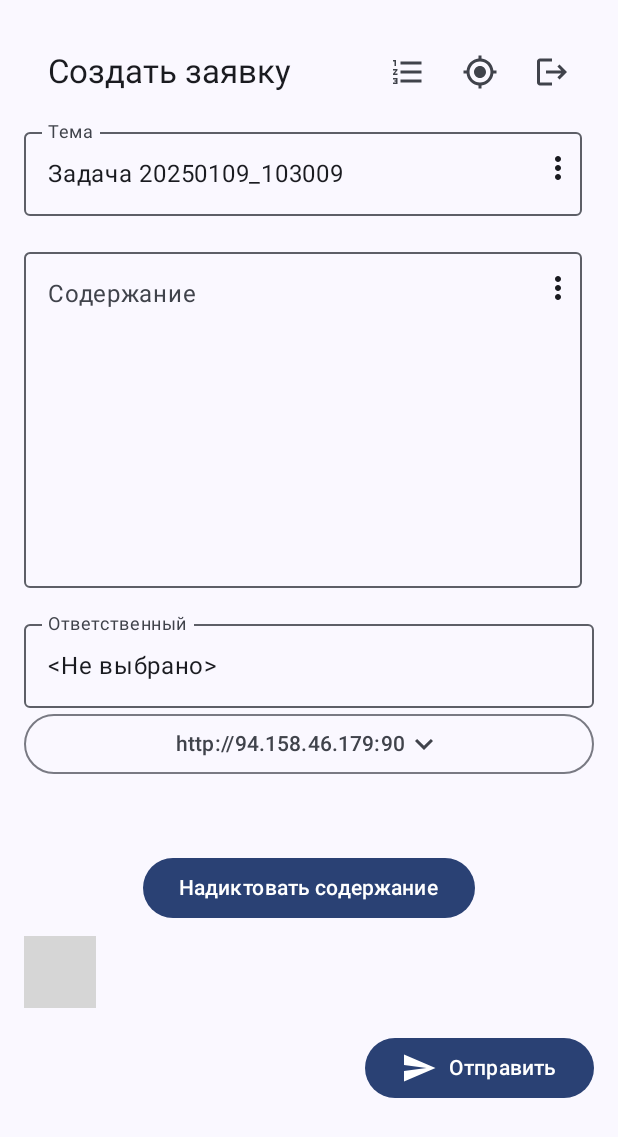
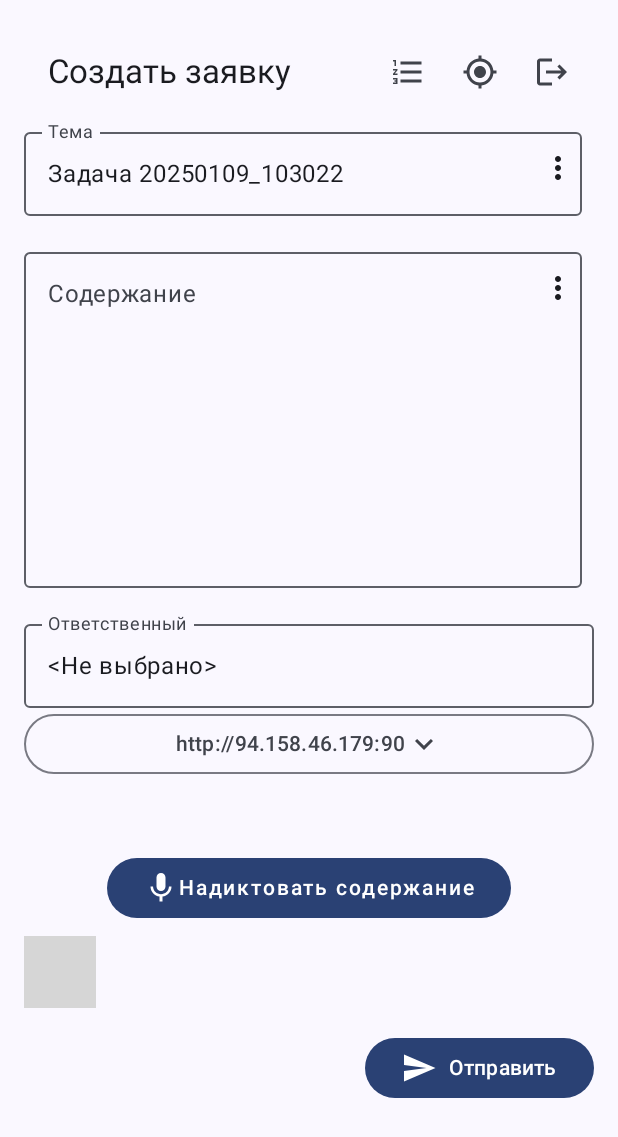
Before and after one commit to ishumakov881/Dating, an Android app built with Jetpack Compose: the composable FormScreen shown on its own in the app's theme, on a phone screen of 412 x 824 dp. Shown: the top 1137 px of the screen. Run offline under Robolectric (Android 15) with nearby library versions, the phone set to English and light mode, and no system bars; our stand-ins replace Dagger/Hilt's generated code, Room's generated code, livedata-compose; libraries missing offline, so code that uses them is left out: br.com.frazo; pictures from the network do not load; 8 statements that could not run were skipped; grey boxes are pictures that could not be loaded.

Commit message:
2025/09/01-1 kmp - 03

```diff
--- a/app/src/main/java/com/lds/quickdeal/android/di/RepositoryModule.kt
+++ b/app/src/main/java/com/lds/quickdeal/android/di/RepositoryModule.kt
@@ -1,12 +1,8 @@
 package com.lds.quickdeal.android.di
 
-import com.lds.quickdeal.network.AuthRepository
 import dagger.Module
-import dagger.Provides
 import dagger.hilt.InstallIn
 import dagger.hilt.components.SingletonComponent
-import io.ktor.client.HttpClient
-import javax.inject.Singleton
 
 @Module
 @InstallIn(SingletonComponent::class)
--- /dev/null
+++ b/app/src/main/java/com/lds/quickdeal/repository/AuthRepository.kt
@@ -0,0 +1,5 @@
+package com.lds.quickdeal.repository
+
+interface AuthRepository {
+    suspend fun login(username: String, password: String) : Result<String>
+}
--- a/app/src/main/java/com/lds/quickdeal/network/AuthRepository.kt
+++ b/app/src/main/java/com/lds/quickdeal/repository/MegaplanAuthRepository.kt
@@ -1,8 +1,10 @@
-package com.lds.quickdeal.network
+package com.lds.quickdeal.repository
 
 import android.content.Context
 import com.lds.quickdeal.android.config.Const
 import com.lds.quickdeal.android.config.SettingsPreferencesKeys
+import com.lds.quickdeal.network.AuthErrorResponse
+import com.lds.quickdeal.network.AuthResponse
 
 import io.ktor.client.HttpClient
 import io.ktor.client.call.body
@@ -12,7 +14,7 @@ import io.ktor.http.*
 import javax.inject.Inject
 
 
-class AuthRepository @Inject constructor(
+class MegaplanAuthRepository @Inject constructor(
     private val client: HttpClient,
     private val context: Context
 ) {
--- a/app/src/main/java/com/lds/quickdeal/ui/SpeechToTextButton.kt
+++ b/app/src/main/java/com/lds/quickdeal/ui/SpeechToTextButton.kt
@@ -7,8 +7,15 @@ import android.speech.RecognizerIntent
 import android.widget.Toast
 import androidx.activity.compose.rememberLauncherForActivityResult
 import androidx.activity.result.contract.ActivityResultContracts
+import androidx.compose.foundation.layout.Arrangement
+import androidx.compose.foundation.layout.Row
 
 import androidx.compose.foundation.layout.padding
+import androidx.compose.material.Icon
+import androidx.compose.material.MaterialTheme
+import androidx.compose.material.icons.Icons
+import androidx.compose.material.icons.filled.AttachFile
+import androidx.compose.material.icons.filled.Mic
 import androidx.compose.material3.Button
 import androidx.compose.material3.Text
 import androidx.compose.runtime.Composable
@@ -16,6 +23,7 @@ import androidx.compose.runtime.mutableStateOf
 import androidx.compose.runtime.remember
 import androidx.compose.ui.Alignment
 import androidx.compose.ui.Modifier
+import androidx.compose.ui.graphics.Color
 import androidx.compose.ui.unit.dp
 
 @Composable
@@ -64,7 +72,21 @@ fun SpeechToTextButton(
         },
         modifier = Modifier.padding(top = 8.dp)
     ) {
-        Text("Надиктовать содержание")
+        //Text("Надиктовать содержание")
+        Row(
+            horizontalArrangement = Arrangement.spacedBy(0.dp),
+            verticalAlignment = Alignment.CenterVertically
+        ) {
+            Icon(
+                imageVector = Icons.Filled.Mic,
+                contentDescription = "Надиктовать содержание",
+                tint = Color.White
+            )
+            Text(
+                text = "Надиктовать содержание",
+                style = MaterialTheme.typography.button
+            )
+        }
     }
 
     // Отображение надиктованного текста
--- a/app/src/main/java/com/lds/quickdeal/ui/form/FormScreen.kt
+++ b/app/src/main/java/com/lds/quickdeal/ui/form/FormScreen.kt
@@ -434,8 +434,9 @@ fun FormScreen(
                     }),
 
                     title = {
+                        //println("Task: $currentTask")
                         Text(
-                            text = if (currentTask.isNewTask()) "Создать заявку" else "Заявка №${currentTask?.megaplanId}"
+                            text = if (currentTask.isNewTask()) "Создать заявку" else "Заявка №${currentTask.megaplanId}"
                         )
                     },
                     actions = {
@@ -558,7 +559,7 @@ fun FormScreen(
                                                         .clip(CircleShape),
                                                     contentScale = ContentScale.Crop,
                                                     onError = { error ->
-                                                        println("AsyncImage Ошибка загрузки аватара для ${owner.description}: ${error.result.throwable.message}")
+                                                        println("AsyncImage Ошибка загрузки аватара для ${owner}: ${error.result.throwable.message}")
                                                     }
                                                 )
                                                 //Text("${owner.avatar}")
--- a/app/src/main/java/com/lds/quickdeal/ui/viewmodels/SettingsViewModel.kt
+++ b/app/src/main/java/com/lds/quickdeal/ui/viewmodels/SettingsViewModel.kt
@@ -4,7 +4,7 @@ import android.content.Context
 import android.widget.Toast
 import androidx.lifecycle.ViewModel
 import androidx.lifecycle.viewModelScope
-import com.lds.quickdeal.network.AuthRepository
+import com.lds.quickdeal.repository.MegaplanAuthRepository
 import com.lds.quickdeal.network.AuthResponse
 import com.lds.quickdeal.repository.Settings
 import com.lds.quickdeal.repository.SettingsRepository
@@ -16,7 +16,7 @@ import javax.inject.Inject
 class SettingsViewModel @Inject constructor(
 
     private val settingsRepository: SettingsRepository,
-    private val authRepository: AuthRepository,
+    private val authRepository: MegaplanAuthRepository,
     private val context: Context
 
 ) : ViewModel() {
--- a/shared/src/androidMain/kotlin/com/lds/quickdeal/megaplan/entity/TaskStatus.kt
+++ b/shared/src/androidMain/kotlin/com/lds/quickdeal/megaplan/entity/TaskStatus.kt
@@ -1,8 +1,8 @@
 package com.lds.quickdeal.megaplan.entity
 
 public enum class TaskStatus {
-    COMPLETED,
+    COMPLETED,//Завершена
     NONE,
-    REACHED_SERVER,
-    REACHED_MEGA_PLAN
+    REACHED_SERVER, //"Отправлена на сервер"
+    REACHED_MEGA_PLAN //Дошла в мегаплан
 }
```
Also changed, not shown: app/src/main/java/com/lds/quickdeal/android/di/AppModule.kt (+3 -4 lines), app/src/main/java/com/lds/quickdeal/repository/LDAPAuthRepository.kt (added, +146 -0 lines), app/src/main/java/com/lds/quickdeal/repository/TaskRepository.kt (+13 -3 lines), app/src/main/java/com/lds/quickdeal/ui/AddFileOrCaptureButton.kt (+54 -4 lines), app/src/main/java/com/lds/quickdeal/ui/tasks/TaskCard.kt (+5 -45 lines), app/src/main/java/com/lds/quickdeal/ui/tasks/TaskStatusIndicator.kt (added, +66 -0 lines), app/src/main/java/com/lds/quickdeal/ui/viewmodels/AuthViewModel.kt (+13 -138 lines), shared/src/androidMain/kotlin/com/lds/quickdeal/megaplan/entity/TaskResponse.kt (+19 -9 lines).
